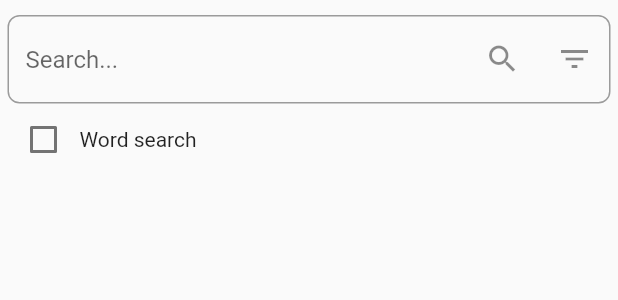
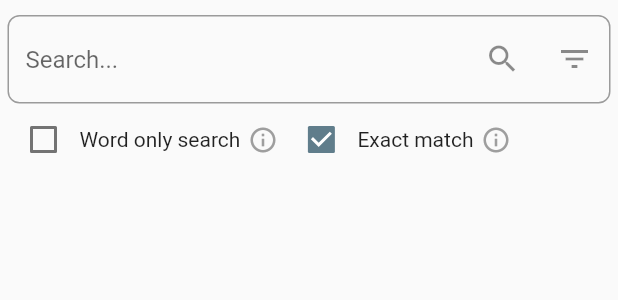
Before and after one commit to valibojici/PoeticSwipe, a Flutter app: the Search widget shown alone on an empty page, opened directly, on a phone screen of 412 x 824 dp. Shown: the top 300 px of the screen. Run offline on Flutter 3.47's test engine with Material 2 defaults, Android fonts, the phone set to English and light mode, and no system bars; our stand-ins replace appinio_swiper, flutter_local_notifications, flutter_timezone, get_it, isar, multi_select_flutter and 2 more; accounts and stored records are empty; generated files the repository leaves out were written again.

Commit message:
add search criteria by words/exact match

```diff
--- /dev/null
+++ b/lib/pages/search/custom_tooltip.dart
@@ -0,0 +1,33 @@
+import 'package:flutter/material.dart';
+
+class CustomTooltip extends StatelessWidget {
+  const CustomTooltip({
+    super.key,
+    required this.message,
+    this.margin = const EdgeInsets.all(10.0),
+    this.padding = const EdgeInsets.all(10.0),
+  });
+  final String message;
+  final EdgeInsetsGeometry margin;
+  final EdgeInsetsGeometry padding;
+
+  @override
+  Widget build(BuildContext context) {
+    return Tooltip(
+      margin: margin,
+      padding: padding,
+      textStyle: TextStyle(color: Theme.of(context).colorScheme.onSecondary),
+      decoration: BoxDecoration(
+          borderRadius: BorderRadius.circular(5.0),
+          color: Theme.of(context).colorScheme.secondary.withOpacity(0.97)),
+      message: message,
+      triggerMode: TooltipTriggerMode.tap,
+      showDuration: const Duration(seconds: 10),
+      child: const Icon(
+        Icons.info_outline,
+        size: 20,
+        color: Colors.grey,
+      ),
+    );
+  }
+}
--- a/lib/pages/search/search.dart
+++ b/lib/pages/search/search.dart
@@ -3,6 +3,8 @@ import 'package:get_it/get_it.dart';
 import 'package:multi_select_flutter/multi_select_flutter.dart';
 import 'package:poetry_app/models/poem/poem.dart';
 import 'package:poetry_app/pages/poem/poem.dart';
+import 'package:poetry_app/pages/search/custom_tooltip.dart';
+import 'package:poetry_app/pages/search/text_checkbox.dart';
 import 'package:poetry_app/services/interfaces/poem_repository_interface.dart';
 
 class Search extends StatefulWidget {
@@ -19,7 +21,8 @@ class _SearchState extends State<Search> with AutomaticKeepAliveClientMixin {
   List<Poem> _loadedPoems = [];
   bool _noResults = false;
   final FocusNode _focusNode = FocusNode();
-  bool _exactMatch = false;
+  bool _exactMatch = true;
+  bool _wordOnly = false;
 
   final Map<String, bool> _filters = {
     'Title': true,
@@ -36,16 +39,17 @@ class _SearchState extends State<Search> with AutomaticKeepAliveClientMixin {
 
   @override
   Widget build(BuildContext context) {
+    super.build(context);
     return GestureDetector(
       onTap: () => _focusNode.unfocus(),
       child: Column(
         mainAxisSize: MainAxisSize.max,
-        children: [_searchBar(), Expanded(child: _results())],
+        children: [_searchBar(context), Expanded(child: _results())],
       ),
     );
   }
 
-  Widget _searchBar() {
+  Widget _searchBar(BuildContext context) {
     return Row(
       children: [
         Expanded(
@@ -121,7 +125,8 @@ class _SearchState extends State<Search> with AutomaticKeepAliveClientMixin {
           title: _filters['Title']!,
           body: _filters['Poem']!,
           author: _filters['Author']!,
-          exact: _exactMatch);
+          exact: _exactMatch,
+          wordSearch: _wordOnly);
       setState(() {
         _noResults = ids.isEmpty;
         _poemIds = ids;
@@ -139,7 +144,7 @@ class _SearchState extends State<Search> with AutomaticKeepAliveClientMixin {
               .map((e) => e.key)
               .toList(),
           onSelectionChanged: (values) => print(values),
-          title: Text('Searching for'),
+          title: const Text('Searching for'),
           items: _filters.keys.map((e) => MultiSelectItem(e, e)).toList(),
           listType: MultiSelectListType.CHIP,
           selectedColor: Theme.of(context).colorScheme.primary,
@@ -168,7 +173,7 @@ class _SearchState extends State<Search> with AutomaticKeepAliveClientMixin {
 
   _results() {
     if (_noResults) {
-      return Center(child: Text('No results...'));
+      return const Center(child: Text('No results...'));
     }
 
     return ListView.separated(
@@ -177,7 +182,7 @@ class _SearchState extends State<Search> with AutomaticKeepAliveClientMixin {
       itemBuilder: (context, index) {
         if (index == _loadedPoems.length) {
           _loadPoems();
-          return Center(child: CircularProgressIndicator());
+          return const Center(child: CircularProgressIndicator());
         }
         final poem = _loadedPoems[index];
         return ListTile(
@@ -195,20 +200,47 @@ class _SearchState extends State<Search> with AutomaticKeepAliveClientMixin {
   _checkbox() {
     return Row(
       children: [
-        Checkbox(
-          value: _exactMatch,
-          onChanged: (value) {
-            setState(() {
-              _exactMatch = value!;
-            });
-          },
+        Row(
+          children: [
+            TextCheckbox(
+              text: 'Word only search',
+              checked: _wordOnly,
+              onTap: (value) => setState(() {
+                _wordOnly = value!;
+                _exactMatch = false;
+              }),
+            ),
+            const Padding(
+              padding: EdgeInsets.all(5.0),
+              child: CustomTooltip(
+                  message:
+                      'Searching for "abc xyz" finds poems that contain the words "abc" and "xyz" in ANY order'),
+            )
+          ],
         ),
-        Text('Word search')
+        Row(
+          children: [
+            TextCheckbox(
+              text: 'Exact match',
+              checked: _exactMatch,
+              onTap: (value) => setState(() {
+                _exactMatch = value!;
+                _wordOnly = false;
+              }),
+            ),
+            const Padding(
+              padding: EdgeInsets.all(5.0),
+              child: CustomTooltip(
+                  message:
+                      'Searching for "abc xyz" finds poems that CONTAIN the substring "abc xyz". Otherwise it finds poems that contain the substrings "abc" and "xyz" in order'),
+            )
+          ],
+        ),
       ],
     );
   }
 
-  bool _keepAlive = true;
+  final bool _keepAlive = true;
   @override
   bool get wantKeepAlive => _keepAlive;
 }
--- /dev/null
+++ b/lib/pages/search/text_checkbox.dart
@@ -0,0 +1,19 @@
+import 'package:flutter/material.dart';
+
+class TextCheckbox extends StatelessWidget {
+  const TextCheckbox(
+      {super.key,
+      required this.text,
+      required this.checked,
+      required this.onTap});
+  final bool checked;
+  final String text;
+  final void Function(bool?) onTap;
+
+  @override
+  Widget build(BuildContext context) {
+    return Row(
+      children: [Checkbox(value: checked, onChanged: onTap), Text(text)],
+    );
+  }
+}
```
